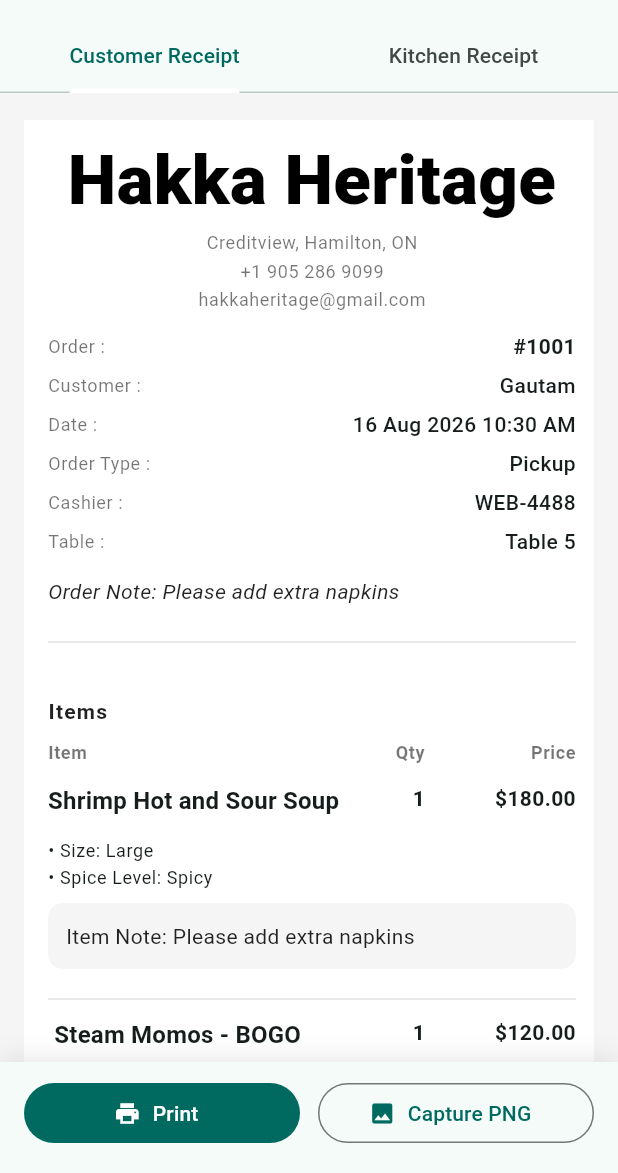
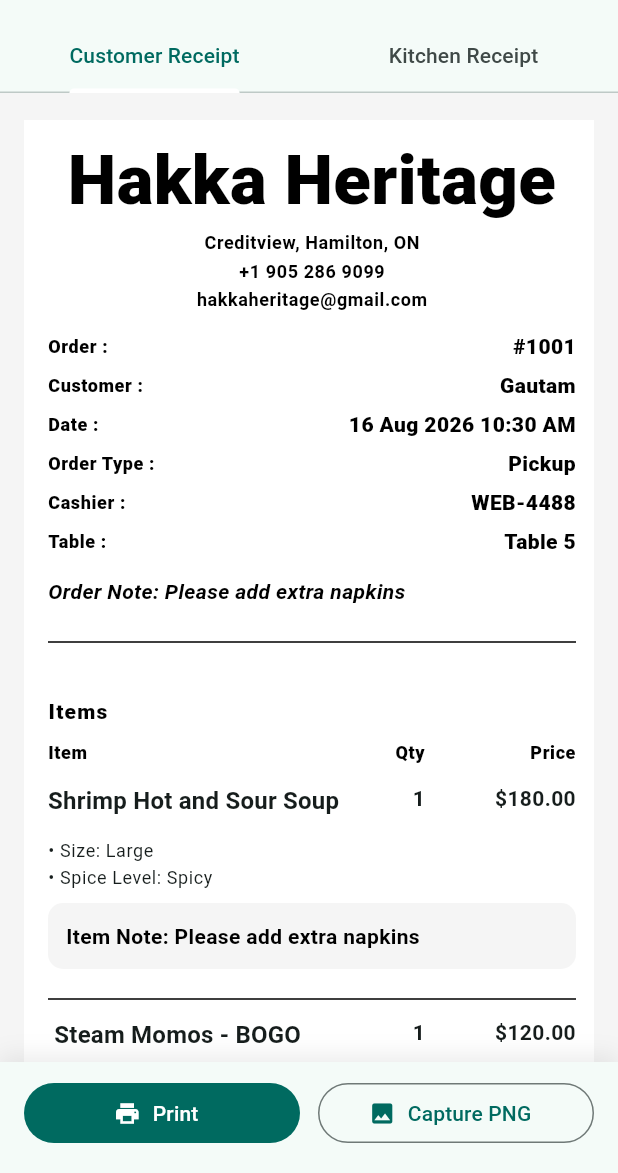
Before and after one commit to Ajaydeveloper1992/ZipZapSelfOrderingApp, a Flutter app: the ReceiptPreviewPage screen opened by its route, on a phone screen of 412 x 824 dp, the part 63-1236 px from its top. Run offline on Flutter 3.47's test engine with Material 3 defaults, Android fonts, the phone set to English and light mode, and no system bars; drawn by our look-alikes of toastification; our stand-ins replace audioplayers, calendar_date_picker2, csv, flutter_dotenv, flutter_local_notifications, flutter_native_splash and 5 more; missing offline and left inert: dart:js_interop; accounts and stored records are empty; network calls fail; Roboto replaces fonts that are missing (sans-serif-condensed).

```diff
--- a/lib/receipt/customer_receipt.dart
+++ b/lib/receipt/customer_receipt.dart
@@ -100,7 +100,8 @@ class CustomerReceipt extends StatelessWidget {
             'Order Note: ${model.orderNote!}',
             style: Theme.of(context).textTheme.bodyMedium?.copyWith(
               fontStyle: FontStyle.italic,
-              color: Colors.black87,
+              fontWeight: FontWeight.w700,
+              color: Colors.black,
             ),
           ),
         ],
@@ -121,8 +122,8 @@ class CustomerReceipt extends StatelessWidget {
                 child: Text(
                   'Item',
                   style: Theme.of(context).textTheme.bodySmall?.copyWith(
-                    fontWeight: FontWeight.w700,
-                    color: Colors.black54,
+                    fontWeight: FontWeight.w900,
+                    color: Colors.black,
                   ),
                 ),
               ),
@@ -132,8 +133,8 @@ class CustomerReceipt extends StatelessWidget {
                   'Qty',
                   textAlign: TextAlign.right,
                   style: Theme.of(context).textTheme.bodySmall?.copyWith(
-                    fontWeight: FontWeight.w700,
-                    color: Colors.black54,
+                    fontWeight: FontWeight.w900,
+                    color: Colors.black,
                   ),
                 ),
               ),
@@ -143,8 +144,8 @@ class CustomerReceipt extends StatelessWidget {
                   'Price',
                   textAlign: TextAlign.right,
                   style: Theme.of(context).textTheme.bodySmall?.copyWith(
-                    fontWeight: FontWeight.w700,
-                    color: Colors.black54,
+                    fontWeight: FontWeight.w900,
+                    color: Colors.black,
                   ),
                 ),
               ),
@@ -280,7 +281,10 @@ class CustomerReceipt extends StatelessWidget {
               '$label :',
               style: Theme.of(
                 context,
-              ).textTheme.bodySmall?.copyWith(color: Colors.black54),
+              ).textTheme.bodySmall?.copyWith(
+                color: Colors.black,
+                fontWeight: FontWeight.w800,
+              ),
             ),
           ),
           Expanded(
@@ -289,7 +293,8 @@ class CustomerReceipt extends StatelessWidget {
               value,
               textAlign: TextAlign.right,
               style: Theme.of(context).textTheme.bodyMedium?.copyWith(
-                fontWeight: boldValue ? FontWeight.w700 : FontWeight.w500,
+                fontWeight: boldValue ? FontWeight.w900 : FontWeight.w800,
+                color: Colors.black,
               ),
             ),
           ),
@@ -323,7 +328,10 @@ class CustomerReceipt extends StatelessWidget {
             model.website!,
             style: Theme.of(
               context,
-            ).textTheme.bodySmall?.copyWith(color: Colors.black54),
+            ).textTheme.bodySmall?.copyWith(
+              color: Colors.black,
+              fontWeight: FontWeight.w700,
+            ),
           ),
         ],
       ],
--- a/lib/receipt/shared/receipt_widgets.dart
+++ b/lib/receipt/shared/receipt_widgets.dart
@@ -23,9 +23,9 @@ class ReceiptSection extends StatelessWidget {
             Text(
               heading!,
               style: Theme.of(context).textTheme.labelLarge?.copyWith(
-                fontWeight: FontWeight.w700,
+                fontWeight: FontWeight.w900,
                 letterSpacing: 0.8,
-                color: Colors.black87,
+                color: Colors.black,
               ),
             ),
             const SizedBox(height: 10),
@@ -46,7 +46,7 @@ class ReceiptDivider extends StatelessWidget {
   Widget build(BuildContext context) {
     return Divider(
       thickness: thickness,
-      color: Colors.grey.shade300,
+      color: Colors.black,
       height: 24,
     );
   }
@@ -68,10 +68,13 @@ class ReceiptLabelValueRow extends StatelessWidget {
   Widget build(BuildContext context) {
     final labelStyle = Theme.of(
       context,
-    ).textTheme.bodySmall?.copyWith(color: Colors.black54);
+    ).textTheme.bodySmall?.copyWith(
+      color: Colors.black,
+      fontWeight: FontWeight.w800,
+    );
     final valueStyle = Theme.of(context).textTheme.bodyMedium?.copyWith(
-      fontWeight: valueBold ? FontWeight.w700 : FontWeight.w500,
-      color: Colors.black87,
+      fontWeight: valueBold ? FontWeight.w900 : FontWeight.w800,
+      color: Colors.black,
     );
 
     return Padding(
@@ -109,7 +112,10 @@ class ReceiptNoteBox extends StatelessWidget {
         note,
         style: Theme.of(
           context,
-        ).textTheme.bodyMedium?.copyWith(color: Colors.black87),
+        ).textTheme.bodyMedium?.copyWith(
+          color: Colors.black,
+          fontWeight: FontWeight.w700,
+        ),
       ),
     );
   }
@@ -126,7 +132,10 @@ class ReceiptSubtitle extends StatelessWidget {
       text,
       style: Theme.of(
         context,
-      ).textTheme.bodySmall?.copyWith(color: Colors.black54),
+      ).textTheme.bodySmall?.copyWith(
+        color: Colors.black,
+        fontWeight: FontWeight.w700,
+      ),
     );
   }
 }
@@ -141,8 +150,8 @@ class ReceiptSectionHeading extends StatelessWidget {
     return Text(
       title,
       style: Theme.of(context).textTheme.titleMedium?.copyWith(
-        fontWeight: FontWeight.w700,
-        color: Colors.black87,
+        fontWeight: FontWeight.w900,
+        color: Colors.black,
       ),
     );
   }
@@ -159,7 +168,11 @@ class ReceiptSubtext extends StatelessWidget {
       text,
       style: Theme.of(
         context,
-      ).textTheme.bodySmall?.copyWith(color: Colors.black54, height: 1.4),
+      ).textTheme.bodySmall?.copyWith(
+        color: Colors.black,
+        fontWeight: FontWeight.w700,
+        height: 1.4,
+      ),
     );
   }
 }
@@ -262,7 +275,10 @@ class ReceiptValueRow extends StatelessWidget {
               label,
               style: Theme.of(
                 context,
-              ).textTheme.bodySmall?.copyWith(color: Colors.black54),
+              ).textTheme.bodySmall?.copyWith(
+                color: Colors.black,
+                fontWeight: FontWeight.w800,
+              ),
             ),
           ),
           const SizedBox(width: 12),
@@ -341,7 +357,10 @@ class ReceiptFooterText extends StatelessWidget {
           primary,
           style: Theme.of(
             context,
-          ).textTheme.bodyMedium?.copyWith(fontWeight: FontWeight.w600),
+          ).textTheme.bodyMedium?.copyWith(
+            fontWeight: FontWeight.w900,
+            color: Colors.black,
+          ),
         ),
         if (secondary != null) ...[
           const SizedBox(height: 4),
@@ -349,7 +368,10 @@ class ReceiptFooterText extends StatelessWidget {
             secondary!,
             style: Theme.of(
               context,
-            ).textTheme.bodySmall?.copyWith(color: Colors.black54),
+            ).textTheme.bodySmall?.copyWith(
+              color: Colors.black,
+              fontWeight: FontWeight.w700,
+            ),
           ),
         ],
       ],
```
Also changed, not shown: lib/models/order_model.dart (+10 -1 lines), lib/pages/takeouts/widgets/order_details_drawer.dart (+11 -6 lines), lib/receipt/kitchen_receipt.dart (+19 -7 lines), 1 other file.
